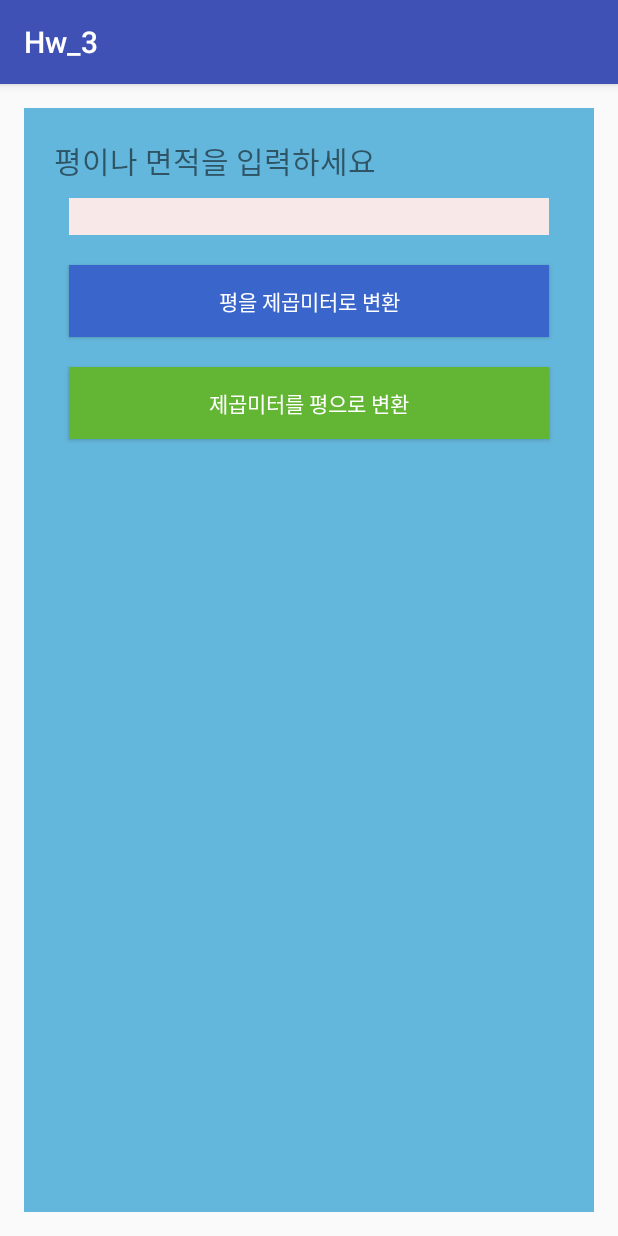
After one commit to chaelinlee/hw_3, an Android app: the Main2Activity screen opened directly, with no data from a screen before it, on a phone screen of 412 x 824 dp. The commit adds this screen. Run offline under Robolectric (Android 15) with nearby library versions, the phone set to English and light mode, and no system bars.

Commit message:
modify 1

```diff
--- a/app/src/main/AndroidManifest.xml
+++ b/app/src/main/AndroidManifest.xml
@@ -15,6 +15,7 @@
                 <category android:name="android.intent.category.LAUNCHER" />
             </intent-filter>
         </activity>
+        <activity android:name=".Main2Activity"></activity>
     </application>
 
 </manifest>
--- /dev/null
+++ b/app/src/main/java/com/example/leechaelin/hw_3/Main2Activity.java
@@ -0,0 +1,13 @@
+package com.example.leechaelin.hw_3;
+
+import android.support.v7.app.AppCompatActivity;
+import android.os.Bundle;
+
+public class Main2Activity extends AppCompatActivity {
+
+    @Override
+    protected void onCreate(Bundle savedInstanceState) {
+        super.onCreate(savedInstanceState);
+        setContentView(R.layout.activity_main2);
+    }
+}
--- /dev/null
+++ b/app/src/main/res/layout/activity_main2.xml
@@ -0,0 +1,139 @@
+<?xml version="1.0" encoding="utf-8"?>
+<LinearLayout xmlns:android="http://schemas.android.com/apk/res/android"
+    xmlns:tools="http://schemas.android.com/tools"
+    android:id="@+id/activity_main2"
+    android:orientation="vertical"
+    android:layout_width="match_parent"
+    android:layout_height="match_parent"
+    android:paddingBottom="@dimen/activity_vertical_margin"
+    android:paddingLeft="@dimen/activity_horizontal_margin"
+    android:paddingRight="@dimen/activity_horizontal_margin"
+    android:paddingTop="@dimen/activity_vertical_margin"
+    tools:context="com.example.leechaelin.hw_3.Main2Activity">
+
+    <TabHost
+        android:layout_width="match_parent"
+        android:layout_height="match_parent"
+        android:layout_weight="1">
+
+        <LinearLayout
+            android:layout_width="match_parent"
+            android:layout_height="match_parent"
+            android:orientation="vertical">
+
+            <TabWidget
+                android:id="@android:id/tabs"
+                android:layout_width="match_parent"
+                android:layout_height="wrap_content" />
+
+            <FrameLayout
+                android:id="@android:id/tabcontent"
+                android:layout_width="match_parent"
+                android:layout_height="match_parent">
+
+                <LinearLayout
+                    android:background="#ffec3a"
+                    android:id="@+id/tab1"
+                    android:layout_width="match_parent"
+                    android:layout_height="match_parent"
+                    android:orientation="vertical">
+                    <LinearLayout
+                        android:layout_width="match_parent"
+                        android:layout_height="match_parent"
+                        android:padding="20dp"
+                        android:orientation="vertical"
+                        android:background="#fefefe"
+                        android:weightSum="1">
+                        <TextView
+                            android:layout_margin="10dp"
+                            android:layout_width="match_parent"
+                            android:layout_height="wrap_content"
+                            android:text="키와 몸무게를 입력하세요 "/>
+
+                        <TextView
+                            android:layout_width="match_parent"
+                            android:layout_height="wrap_content"
+                            android:text="키(cm)"
+                            android:textSize="20dp"/>
+                        <EditText
+                            android:background="#f0e0df"
+                            android:layout_width="match_parent"
+                            android:layout_height="wrap_content"
+                            android:id="@+id/edittext1"/>
+                        <TextView
+                            android:layout_width="match_parent"
+                            android:layout_height="wrap_content"
+                            android:textSize="20dp"
+                            android:text="체중(kg)"/>
+                        <EditText
+                            android:background="#f0e0df"
+                            android:layout_width="match_parent"
+                            android:layout_height="wrap_content"
+                            android:id="@+id/edittext2"/>
+
+                        <Button
+                            android:layout_margin="10dp"
+                            android:background="#703633"
+                            android:text="BMI 계산 결과 "
+                            android:textColor="#ffffff"
+                            android:layout_width="match_parent"
+                            android:layout_height="wrap_content"
+                            android:id="@+id/button" />
+                        <EditText
+                            android:layout_margin="10dp"
+                            android:layout_width="match_parent"
+                            android:layout_height="wrap_content"
+                            android:hint="결과가 없습니다."
+                            android:id="@+id/edittext3"/>
+
+
+                    </LinearLayout>
+
+                </LinearLayout>
+
+                <LinearLayout
+                    android:id="@+id/tab2"
+                    android:layout_width="match_parent"
+                    android:layout_height="match_parent"
+                    android:orientation="vertical"
+                    android:background="#64b7dc">
+                    <LinearLayout
+                        android:layout_width="match_parent"
+                        android:layout_height="match_parent"
+                        android:padding="20dp"
+                        android:orientation="vertical">
+                        <TextView
+                            android:layout_width="match_parent"
+                            android:layout_height="wrap_content"
+                            android:text="평이나 면적을 입력하세요"
+                            android:textSize="20dp"/>
+                        <EditText
+                            android:layout_margin="10dp"
+                            android:layout_width="match_parent"
+                            android:layout_height="wrap_content"
+                            android:id="@+id/edittext4"
+                            android:background="#f9e8e8"/>
+                        <Button
+                            android:layout_margin="10dp"
+                            android:layout_width="match_parent"
+                            android:layout_height="wrap_content"
+                            android:text="평을 제곱미터로 변환"
+                            android:background="#3a66cb"
+                            android:textColor="#ffffff"
+                            android:id="@+id/button2"/>
+
+                        <Button
+                            android:layout_margin="10dp"
+                            android:layout_width="match_parent"
+                            android:layout_height="wrap_content"
+                            android:background="#63b633"
+                            android:text="제곱미터를 평으로 변환"
+                            android:textColor="#ffffff"
+                            android:id="@+id/button3"/>
+
+                    </LinearLayout>
+                </LinearLayout>
+            </FrameLayout>
+        </LinearLayout>
+    </TabHost>
+</LinearLayout>
```
Also changed, not shown: app/src/main/java/com/example/leechaelin/hw_3/MainActivity.java (+46 -17 lines), app/src/main/res/layout/activity_main.xml (+31 -8 lines).
